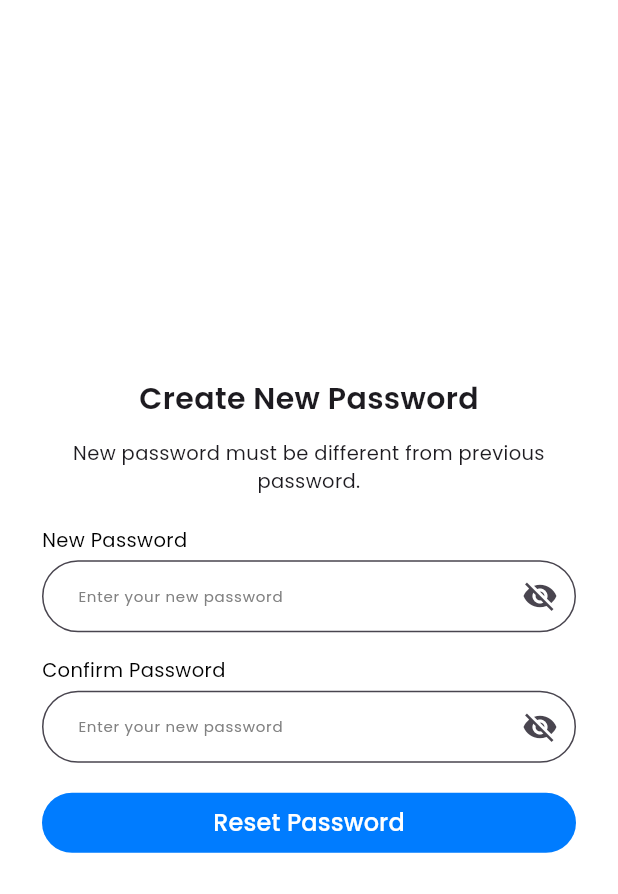
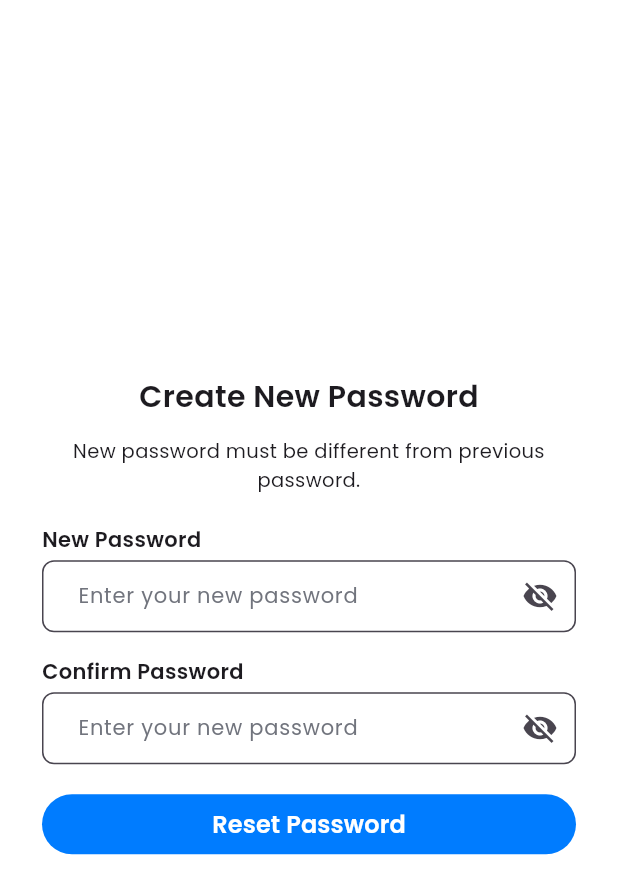
Before and after one commit to MuhammadGalangPradwita/Setoran-APP, a Flutter app: the CreateNewPassPage screen opened directly, on a phone screen of 412 x 824 dp. Shown: the top 894 px of the screen. Run offline on Flutter 3.47's test engine with Material 3 defaults, Android fonts, the phone set to English and light mode, and no system bars; our stand-ins replace awesome_dialog, flutter_local_notifications, font_awesome_flutter, gap, google_fonts, persistent_bottom_nav_bar and 2 more.

Commit message:
edit custom widget

```diff
--- a/tubes_mobpro/lib/tubes/widgets/button_widgets.dart
+++ b/tubes_mobpro/lib/tubes/widgets/button_widgets.dart
@@ -24,13 +24,17 @@ class ButtonWidget extends StatelessWidget {
         style: ButtonStyle(
           backgroundColor: WidgetStatePropertyAll(backgroundColor),
         ),
-      child: Text(label,
-          style: GoogleFonts.poppins(
-            fontSize: 16,
-            fontWeight: FontWeight.w500,
+        child: Text(
+          label,
+          // style: GoogleFonts.poppins(
+          //   fontSize: 16,
+          //   fontWeight: FontWeight.w500,
+          //   color: color,
+          // )),
+          style: AppTextStyle.body1SemiBold.copyWith(
             color: color,
-          )),
-    );
+          ),
+        ));
   }
 }
 
--- a/tubes_mobpro/lib/tubes/widgets/textField_widget.dart
+++ b/tubes_mobpro/lib/tubes/widgets/textField_widget.dart
@@ -1,6 +1,5 @@
 import 'package:flutter/material.dart';
 import 'package:gap/gap.dart';
-import 'package:google_fonts/google_fonts.dart';
 import 'package:tubes_mobpro/tubes/themes/app_theme.dart';
 
 class TextfieldWidget extends StatefulWidget {
@@ -13,6 +12,8 @@ class TextfieldWidget extends StatefulWidget {
   final Widget? prefixIcon;
   final IconData? suffixIcon;
   final FormFieldValidator<String>? validator;
+  final int? maxLines;
+  final bool? readOnly;
 
   const TextfieldWidget(
       {super.key,
@@ -21,19 +22,23 @@ class TextfieldWidget extends StatefulWidget {
       this.keyboardType = TextInputType.text,
       this.obscureText = false,
       this.obscureCharacter = "*",
-      required this.hintText,
+      this.hintText,
       this.prefixIcon,
       this.suffixIcon,
       this.validator,
-      this.controller});
+      this.controller,
+      this.readOnly = false,
+      this.maxLines = 1});
 
   const TextfieldWidget.password(
       {super.key,
       this.label = "",
-      required this.hintText,
+      this.hintText,
       this.prefixIcon,
       this.validator,
-      this.controller})
+      this.controller,
+      this.readOnly = false,
+      this.maxLines = 1})
       : keyboardType = TextInputType.visiblePassword,
         obscureText = true,
         obscureCharacter = "*",
@@ -85,11 +90,7 @@ class _TextfieldWidgetState extends State<TextfieldWidget> {
         if (widget.label != "") {
           return Text(
             widget.label!,
-            style: GoogleFonts.poppins(
-              fontSize: 13,
-              fontWeight: FontWeight.normal,
-              color: Colors.black,
-            ),
+            style: AppTextStyle.body2SemiBold,
           );
         } else {
           return const SizedBox.shrink();
@@ -103,21 +104,18 @@ class _TextfieldWidgetState extends State<TextfieldWidget> {
         keyboardType: widget.keyboardType!,
         obscureText: _isObscured,
         obscuringCharacter: widget.obscureCharacter!,
-        style: GoogleFonts.poppins(
-          fontSize: 10,
-          fontWeight: FontWeight.normal,
-          color: Colors.black,
-        ),
+        style: AppTextStyle.body2Regular,
+        minLines: 1,
+        maxLines: widget.maxLines,
+        readOnly: widget.readOnly!,
         decoration: InputDecoration(
           contentPadding:
               const EdgeInsets.only(top: 10, bottom: 10, left: 20, right: 20),
           filled: true,
           fillColor: _isFocused ? AppColors.N0 : Colors.transparent,
           hintText: widget.hintText,
-          hintStyle: GoogleFonts.poppins(
-            fontSize: 10,
-            fontWeight: FontWeight.normal,
-            color: const Color.fromARGB(255, 129, 129, 129),
+          hintStyle: AppTextStyle.body2Regular.copyWith(
+            color: AppColors.N600,
           ),
           prefixIcon: widget.prefixIcon,
           // suffixIcon: Icon(widget.suffixIcon),
@@ -125,13 +123,13 @@ class _TextfieldWidgetState extends State<TextfieldWidget> {
               ? IconButton(onPressed: toogleObscure, icon: Icon(_suffixIcon))
               : Icon(_suffixIcon),
           border: OutlineInputBorder(
-              borderRadius: BorderRadius.circular(50.0),
+              borderRadius: BorderRadius.circular(8.0),
               borderSide: const BorderSide(
                 color: Color.fromARGB(255, 129, 129, 129),
                 width: 1.0,
               )),
           focusedBorder: OutlineInputBorder(
-              borderRadius: BorderRadius.circular(50.0),
+              borderRadius: BorderRadius.circular(8.0),
               borderSide: const BorderSide(
                 color: Color.fromARGB(255, 129, 129, 129),
                 width: 1.0,
```
Lines whose indentation alone changed are shown as unchanged.
